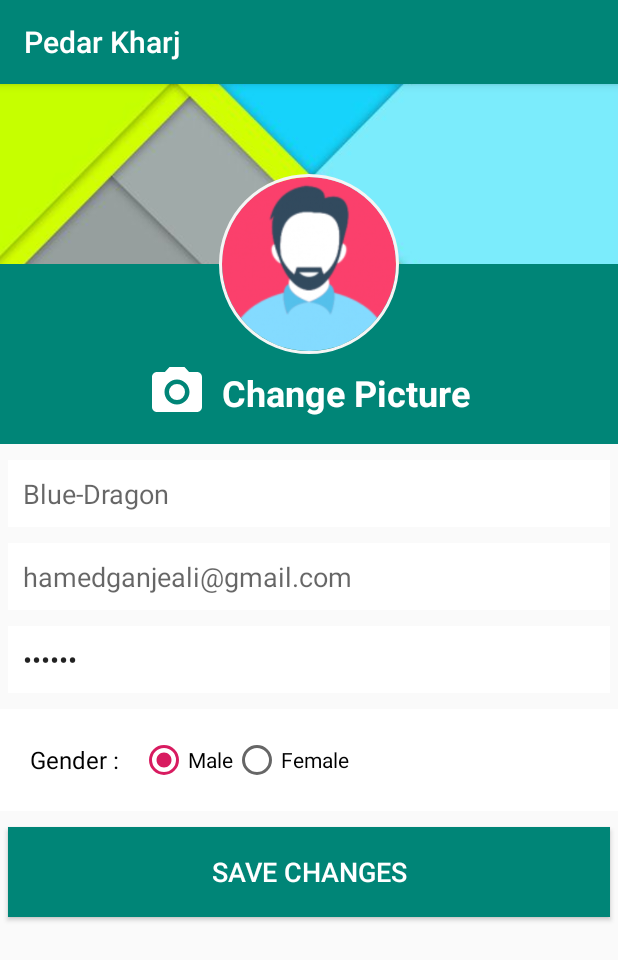
After one commit to Blue-Dragon/PedarKharj, an Android app: the PicProfile screen opened directly, with no data from a screen before it, on a phone screen of 412 x 824 dp. The commit adds this screen. Shown: the top 960 px of the screen. Run offline under Robolectric (Android 15) with nearby library versions, the light colour scheme and no system bars; our stand-ins replace CircleImageView, Volley; network calls fail.

Commit message:
create pictured profile

```diff
--- a/app/build.gradle
+++ b/app/build.gradle
@@ -38,6 +38,11 @@ dependencies {
     implementation 'com.android.support:design:27.1.1' //needed for NavigationView
     implementation 'com.android.support:recyclerview-v7:27.1.1'
 
+    implementation 'de.hdodenhof:circleimageview:3.0.0' //circular picture
+
+
+
+
     //this is for fading actionBar
 
 
--- /dev/null
+++ b/app/src/main/java/com/example/pedarkharj/profile/PicProfile.java
@@ -0,0 +1,185 @@
+package com.example.pedarkharj.profile;
+
+import android.app.ProgressDialog;
+import android.content.Context;
+import android.content.Intent;
+import android.support.v7.app.AppCompatActivity;
+import android.os.Bundle;
+import android.text.TextUtils;
+import android.view.View;
+import android.widget.ArrayAdapter;
+import android.widget.Button;
+import android.widget.EditText;
+import android.widget.LinearLayout;
+import android.widget.RadioButton;
+import android.widget.RadioGroup;
+import android.widget.Spinner;
+import android.widget.Toast;
+
+import com.android.volley.AuthFailureError;
+import com.android.volley.Request;
+import com.android.volley.toolbox.StringRequest;
+import com.example.pedarkharj.R;
+
+import org.json.JSONException;
+import org.json.JSONObject;
+
+import java.util.ArrayList;
+import java.util.HashMap;
+import java.util.Map;
+
+import de.hdodenhof.circleimageview.CircleImageView;
+
+
+public class PicProfile extends AppCompatActivity{
+
+    CircleImageView profPicCircle;
+    LinearLayout changePrifilePic;
+    EditText usernameEdt, emailEdt, passwordEdt;
+    RadioGroup radioGroupGender;
+    RadioButton maleRB, femaleRB;
+    Button saveBtn;
+    ProgressDialog pDialog;
+
+    @Override
+    protected void onCreate(Bundle savedInstanceState) {
+        super.onCreate(savedInstanceState);
+        setContentView(R.layout.activity_pic_prifile);
+        //init
+        profPicCircle = findViewById(R.id.user_profile_photo);
+        changePrifilePic = findViewById(R.id.change_pic_layout);
+        usernameEdt = findViewById(R.id.usrname_edit);
+        passwordEdt = findViewById(R.id.password_edit);
+        emailEdt = findViewById(R.id.email_edit);
+        saveBtn = findViewById(R.id.btn_save);
+        radioGroupGender = findViewById(R.id.radioGender_picProfile);
+        maleRB = findViewById(R.id.radioButtonMale_picProfile);
+        femaleRB = findViewById(R.id.radioButtonFemale_picProfile);
+        Context context;
+        pDialog = new ProgressDialog(this);
+
+        //male by default
+        maleRB.setChecked(true);
+
+        if (SharedPrefManager.getInstance(getApplicationContext()).isLoggedIn()){
+            //init
+            User user = SharedPrefManager.getInstance(this).getUser();
+            usernameEdt.setHint(user.getName());
+            emailEdt.setHint(user.getEmail());
+            passwordEdt.setText("123321");
+            String gender = user.getGender();
+            if (gender.equals("Female")){
+                femaleRB.setChecked(true);
+            }
+
+            //save
+            saveBtn.setOnClickListener(item ->{
+                pDialog.setMessage("sending data to DB...");
+                pDialog.show();
+
+                //
+//                updateProfile();
+
+                Toast.makeText(this, "Save", Toast.LENGTH_SHORT).show();
+                pDialog.cancel();
+            });
+
+            //on profile click
+
+
+        } else {
+            startActivity(new Intent(getApplicationContext(), LoginActivity.class));
+        }
+
+    } // onCreate />
+
+
+    private void updateProfile() {
+        //init
+        final String username = usernameEdt.getText().toString().trim();
+        final String email = emailEdt.getText().toString().trim();
+        final String password = passwordEdt.getHint().toString().trim();
+        final String gender = ((RadioButton) findViewById(radioGroupGender.getCheckedRadioButtonId())).getText().toString();
+
+        //check the validations
+        if (TextUtils.isEmpty(username)) {
+            usernameEdt.setError("Please enter username");
+            usernameEdt.requestFocus();
+            return;
+        }
+        if (TextUtils.isEmpty(email)) {
+            emailEdt.setError("Please enter your email");
+            emailEdt.requestFocus();
+            return;
+        }
+        //check email validation
+        if (!android.util.Patterns.EMAIL_ADDRESS.matcher(email).matches()) {
+            emailEdt.setError("Enter a valid email");
+            emailEdt.requestFocus();
+            return;
+        }
+        if (TextUtils.isEmpty(password)) {
+            passwordEdt.setError("Enter a password");
+            passwordEdt.requestFocus();
+            return;
+        }
+
+        /**
+         *  you should create an updateProfile.php.file first
+         */
+
+//        //send to DB
+//        StringRequest stringRequest = new StringRequest(Request.Method.POST, URLs.URL_REGISTER, //calling the overriden getParams()  method
+//                response -> {
+//                    pDialog.dismiss();
+//
+//                    try {
+//                        //converting response to json object
+//                        JSONObject obj = new JSONObject(response);
+//                        //if response is not an error
+//                        if (!obj.getBoolean("error")) {
+//                            Toast.makeText(getApplicationContext(), obj.getString("message"), Toast.LENGTH_SHORT).show();
+//
+//                            //getting the user from the response
+//                            JSONObject userJson = obj.getJSONObject("user");
+//
+//                            //creating a new user object
+//                            User user = new User(
+//                                    userJson.getInt("id"),
+//                                    userJson.getString("username"),
+//                                    userJson.getString("email"),
+//                                    userJson.getString("gender")
+//                            );
+//
+//                            //storing the user in shared preferences
+//                            SharedPrefManager.getInstance(getApplicationContext()).userLogin(user);
+//
+//                            //starting the profile activity
+//                            finish();
+//                            startActivity(new Intent(getApplicationContext(), ProfileActivity.class));
+//                        } else {
+//                            Toast.makeText(getApplicationContext(), obj.getString("message"), Toast.LENGTH_SHORT).show();
+//                        }
+//                    } catch (JSONException e) {
+//                        e.printStackTrace();
+//                    }
+//                },
+//                //ErrorListener
+//                error -> Toast.makeText(getApplicationContext(), error.getMessage(), Toast.LENGTH_SHORT).show())
+//
+//        {
+//            @Override
+//            protected Map<String, String> getParams() throws AuthFailureError {
+//                Map<String, String> params = new HashMap<>();
+//                params.put("username", username);
+//                params.put("email", email);
+//                params.put("password", password);
+//                params.put("gender", gender);
+//                return params;
+//            }
+//        };
+//
+//        VolleySingleton.getInstance(this).addToRequestQueue(stringRequest);
+    }
+
+}
--- /dev/null
+++ b/app/src/main/res/drawable/ic_camera_white.xml
@@ -0,0 +1,6 @@
+<vector android:height="24dp" android:tint="#FFFFFF"
+    android:viewportHeight="24.0" android:viewportWidth="24.0"
+    android:width="24dp" xmlns:android="http://schemas.android.com/apk/res/android">
+    <path android:fillColor="#FF000000" android:pathData="M12,12m-3.2,0a3.2,3.2 0,1 1,6.4 0a3.2,3.2 0,1 1,-6.4 0"/>
+    <path android:fillColor="#FF000000" android:pathData="M9,2L7.17,4L4,4c-1.1,0 -2,0.9 -2,2v12c0,1.1 0.9,2 2,2h16c1.1,0 2,-0.9 2,-2L22,6c0,-1.1 -0.9,-2 -2,-2h-3.17L15,2L9,2zM12,17c-2.76,0 -5,-2.24 -5,-5s2.24,-5 5,-5 5,2.24 5,5 -2.24,5 -5,5z"/>
+</vector>
--- /dev/null
+++ b/app/src/main/res/layout/activity_pic_prifile.xml
@@ -0,0 +1,177 @@
+<?xml version="1.0" encoding="utf-8"?>
+<ScrollView xmlns:android="http://schemas.android.com/apk/res/android"
+    xmlns:app="http://schemas.android.com/apk/res-auto"
+    android:layout_width="match_parent"
+    android:layout_height="match_parent">
+
+    <RelativeLayout
+        android:layout_width="match_parent"
+        android:layout_height="match_parent">
+
+        <ImageView
+            android:id="@+id/header_cover_image"
+            android:layout_width="match_parent"
+            android:layout_height="120dp"
+            android:scaleType="centerCrop"
+            android:src="@drawable/image" />
+
+        <RelativeLayout
+            android:id="@+id/profile_layout"
+            android:layout_width="match_parent"
+            android:layout_height="120dp"
+            android:layout_below="@+id/header_cover_image"
+            android:background="@color/colorPrimary"
+            android:gravity="center"
+            android:paddingBottom="4dp">
+
+            <LinearLayout
+                android:id="@+id/change_pic_layout"
+                android:layout_width="wrap_content"
+                android:layout_height="wrap_content"
+                android:layout_marginTop="55dp"
+                android:orientation="horizontal">
+
+                <ImageView
+                    android:layout_width="40dp"
+                    android:layout_height="40dp"
+                    android:layout_centerHorizontal="true"
+                    android:src="@drawable/ic_camera_white"
+                    android:textColor="#fff"
+                    android:textSize="24sp"
+                    android:textStyle="bold" />
+
+                <TextView
+                    android:id="@+id/user_profile_name"
+                    android:layout_width="wrap_content"
+                    android:layout_height="wrap_content"
+                    android:layout_centerHorizontal="true"
+                    android:layout_marginStart="10dp"
+                    android:layout_marginTop="4dp"
+                    android:text="Change Picture"
+                    android:textColor="#fff"
+                    android:textSize="24sp"
+                    android:textStyle="bold" />
+
+            </LinearLayout>
+
+
+        </RelativeLayout>
+
+
+            <de.hdodenhof.circleimageview.CircleImageView
+                android:id="@+id/user_profile_photo"
+                android:layout_width="120dp"
+                android:layout_height="120dp"
+                android:scaleType="centerCrop"
+                android:src="@drawable/profile"
+                android:layout_below="@+id/header_cover_image"
+                android:layout_centerHorizontal="true"
+                android:layout_marginTop="-60dp"
+                app:civ_border_color="#F5F5F5"
+                app:civ_border_width="2dp" />
+
+
+        <LinearLayout
+            android:id="@+id/liner"
+            android:layout_width="fill_parent"
+            android:layout_height="wrap_content"
+            android:layout_below="@+id/profile_layout"
+            android:layout_marginTop="5dp"
+            android:orientation="vertical">
+
+            <EditText
+                android:id="@+id/usrname_edit"
+                android:layout_width="fill_parent"
+                android:layout_height="wrap_content"
+                android:layout_margin="5dp"
+                android:background="#fff"
+                android:lines="1"
+                android:padding="10dp"
+                android:hint="Blue-Dragon" />
+
+            <EditText
+                android:id="@+id/email_edit"
+                android:layout_width="fill_parent"
+                android:layout_height="wrap_content"
+                android:layout_margin="5dp"
+                android:layout_marginTop="3dp"
+                android:layout_marginBottom="3dp"
+                android:background="#fff"
+                android:padding="10dp"
+                android:inputType="textEmailAddress"
+                android:hint="hamedganjeali@gmail.com" />
+
+            <EditText
+                android:id="@+id/password_edit"
+                android:layout_width="fill_parent"
+                android:layout_height="wrap_content"
+                android:layout_margin="5dp"
+                android:layout_marginTop="3dp"
+                android:layout_marginBottom="3dp"
+                android:background="#fff"
+                android:padding="10dp"
+                android:inputType="textPassword"
+                android:text="123321" />
+
+
+            <LinearLayout
+                android:layout_width="fill_parent"
+                android:layout_height="wrap_content"
+                android:layout_marginTop="5dp"
+                android:layout_marginBottom="5dp"
+                android:background="#fff"
+                android:clickable="true"
+                android:orientation="horizontal"
+                android:padding="10dp">
+
+                <TextView
+                    android:layout_width="wrap_content"
+                    android:layout_height="wrap_content"
+                    android:layout_gravity="center"
+                    android:padding="10dp"
+                    android:text="Gender : "
+                    android:textColor="#000"
+                    android:textSize="16sp" />
+
+                <RadioGroup
+                    android:id="@+id/radioGender_picProfile"
+                    android:layout_width="match_parent"
+                    android:layout_height="wrap_content"
+                    android:layout_marginTop="8dp"
+                    android:layout_marginBottom="8dp"
+                    android:orientation="horizontal">
+
+                    <RadioButton
+                        android:id="@+id/radioButtonMale_picProfile"
+                        android:layout_width="wrap_content"
+                        android:layout_height="wrap_content"
+                        android:checked="true"
+                        android:text="Male" />
+
+                    <RadioButton
+                        android:id="@+id/radioButtonFemale_picProfile"
+                        android:layout_width="wrap_content"
+                        android:layout_height="wrap_content"
+                        android:text="Female" />
+                </RadioGroup>
+
+            </LinearLayout>
+        </LinearLayout>
+
+        <Button
+            android:id="@+id/btn_save"
+            android:layout_width="match_parent"
+            android:layout_height="60dp"
+            android:layout_below="@+id/liner"
+            android:layout_margin="5dp"
+            android:layout_marginTop="10dp"
+            android:layout_marginBottom="3dp"
+            android:background="@color/colorPrimary"
+            android:clickable="true"
+            android:padding="10dp"
+            android:text="save changes"
+            android:textAlignment="center"
+            android:textColor="#fff"
+            android:textSize="18sp" />
+    </RelativeLayout>
+</ScrollView>
```
Also changed, not shown: app/src/main/AndroidManifest.xml (+5 -3 lines), app/src/main/java/com/example/pedarkharj/MainActivity.java (+10 -1 lines), app/src/main/res/drawable/ic_launcher_background.xml (+70 -166 lines), app/src/main/res/drawable/profile_circular_border_imageview.xml (added, +14 -0 lines), app/src/main/res/layout/circle_test.xml (added, +19 -0 lines), app/src/main/java/com/example/pedarkharj/mainpage/MyDrawerActivity.java (line endings or trailing spaces), app/src/main/profile-web.png (added), app/src/main/res/drawable/image.jpg (added), app/src/main/res/drawable/profile.png (added).
